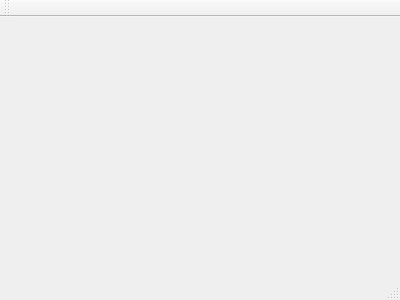
Qt form cervellone.ui (AndreaCorna/cervellone) before a commit.
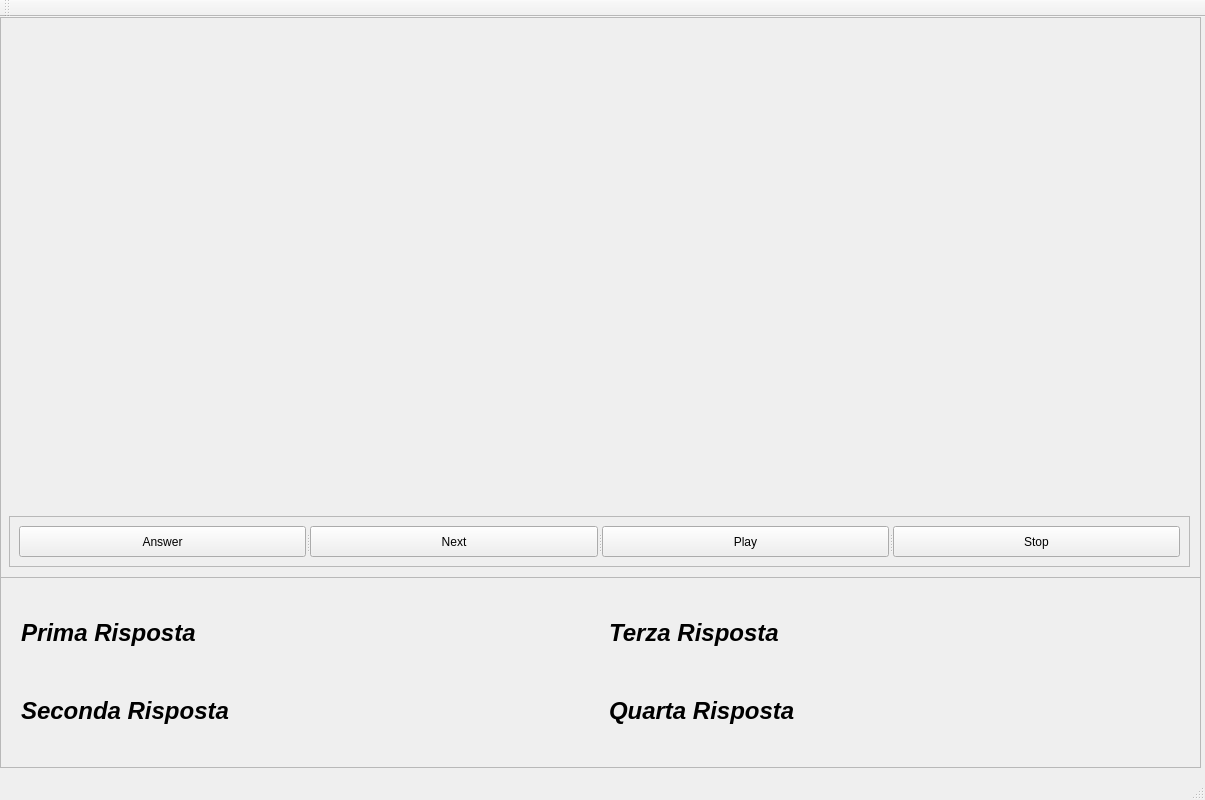
The same form after that commit.

Diff of the .ui file:
```diff
--- a/cervellone.ui
+++ b/cervellone.ui
@@ -6,14 +6,192 @@
    <rect>
     <x>0</x>
     <y>0</y>
-    <width>400</width>
-    <height>300</height>
+    <width>1205</width>
+    <height>800</height>
    </rect>
   </property>
   <property name="windowTitle">
    <string>Cervellone</string>
   </property>
-  <widget class="QWidget" name="centralWidget"/>
+  <widget class="QWidget" name="centralWidget">
+   <widget class="QFrame" name="answer_frame">
+    <property name="geometry">
+     <rect>
+      <x>0</x>
+      <y>560</y>
+      <width>1201</width>
+      <height>191</height>
+     </rect>
+    </property>
+    <property name="frameShape">
+     <enum>QFrame::StyledPanel</enum>
+    </property>
+    <property name="frameShadow">
+     <enum>QFrame::Raised</enum>
+    </property>
+    <widget class="QWidget" name="horizontalLayoutWidget">
+     <property name="geometry">
+      <rect>
+       <x>10</x>
+       <y>9</y>
+       <width>1181</width>
+       <height>171</height>
+      </rect>
+     </property>
+     <layout class="QHBoxLayout" name="horizontalLayout_answer">
+      <item>
+       <layout class="QVBoxLayout" name="verticalLayout1_answer">
+        <item>
+         <widget class="QLabel" name="answer1_label">
+          <property name="font">
+           <font>
+            <pointsize>18</pointsize>
+            <weight>75</weight>
+            <italic>true</italic>
+            <bold>true</bold>
+           </font>
+          </property>
+          <property name="text">
+           <string>Prima Risposta</string>
+          </property>
+         </widget>
+        </item>
+        <item>
+         <widget class="QLabel" name="answer2_label">
+          <property name="font">
+           <font>
+            <pointsize>18</pointsize>
+            <weight>75</weight>
+            <italic>true</italic>
+            <bold>true</bold>
+           </font>
+          </property>
+          <property name="text">
+           <string>Seconda Risposta</string>
+          </property>
+         </widget>
+        </item>
+       </layout>
+      </item>
+      <item>
+       <spacer name="horizontalSpacer">
+        <property name="orientation">
+         <enum>Qt::Horizontal</enum>
+        </property>
+        <property name="sizeType">
+         <enum>QSizePolicy::Fixed</enum>
+        </property>
+        <property name="sizeHint" stdset="0">
+         <size>
+          <width>10</width>
+          <height>20</height>
+         </size>
+        </property>
+       </spacer>
+      </item>
+      <item>
+       <layout class="QVBoxLayout" name="verticalLayout2_answer">
+        <item>
+         <widget class="QLabel" name="answer3_label">
+          <property name="font">
+           <font>
+            <pointsize>18</pointsize>
+            <weight>75</weight>
+            <italic>true</italic>
+            <bold>true</bold>
+           </font>
+          </property>
+          <property name="text">
+           <string>Terza Risposta</string>
+          </property>
+         </widget>
+        </item>
+        <item>
+         <widget class="QLabel" name="answer4_label">
+          <property name="font">
+           <font>
+            <pointsize>18</pointsize>
+            <weight>75</weight>
+            <italic>true</italic>
+            <bold>true</bold>
+           </font>
+          </property>
+          <property name="text">
+           <string>Quarta Risposta</string>
+          </property>
+         </widget>
+        </item>
+       </layout>
+      </item>
+     </layout>
+    </widget>
+   </widget>
+   <widget class="QFrame" name="question_frame">
+    <property name="geometry">
+     <rect>
+      <x>0</x>
+      <y>0</y>
+      <width>1201</width>
+      <height>561</height>
+     </rect>
+    </property>
+    <property name="frameShape">
+     <enum>QFrame::StyledPanel</enum>
+    </property>
+    <property name="frameShadow">
+     <enum>QFrame::Raised</enum>
+    </property>
+    <widget class="QFrame" name="button_frame">
+     <property name="geometry">
+      <rect>
+       <x>9</x>
+       <y>499</y>
+       <width>1181</width>
+       <height>51</height>
+      </rect>
+     </property>
+     <property name="frameShape">
+      <enum>QFrame::StyledPanel</enum>
+     </property>
+     <property name="frameShadow">
+      <enum>QFrame::Raised</enum>
+     </property>
+     <widget class="QSplitter" name="splitter">
+      <property name="geometry">
+       <rect>
+        <x>10</x>
+        <y>10</y>
+        <width>1161</width>
+        <height>31</height>
+       </rect>
+      </property>
+      <property name="orientation">
+       <enum>Qt::Horizontal</enum>
+      </property>
+      <widget class="QPushButton" name="answer_button">
+       <property name="text">
+        <string>Answer</string>
+       </property>
+      </widget>
+      <widget class="QPushButton" name="next_button">
+       <property name="text">
+        <string>Next</string>
+       </property>
+      </widget>
+      <widget class="QPushButton" name="play_button">
+       <property name="text">
+        <string>Play</string>
+       </property>
+      </widget>
+      <widget class="QPushButton" name="stop_button">
+       <property name="text">
+        <string>Stop</string>
+       </property>
+      </widget>
+     </widget>
+    </widget>
+   </widget>
+  </widget>
   <widget class="QMenuBar" name="menuBar">
    <property name="geometry">
     <rect>
```
Left out of the diff: 2 changed lines with no effect on the pictures.
